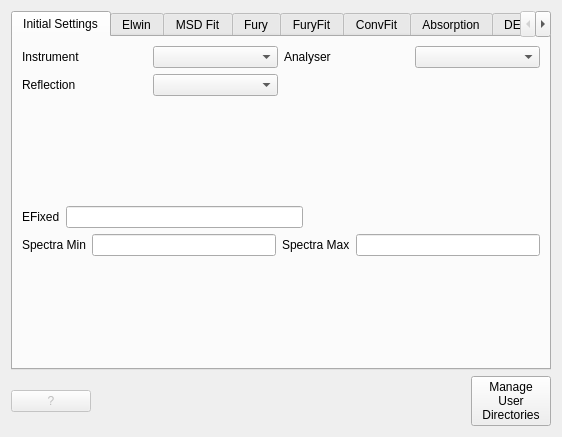
This is Code/qtiplot/MantidQt/CustomInterfaces/inc/indirectAnalysis.ui in mantidproject/mantid as Qt 5 draws it before an edit. The edited form follows.
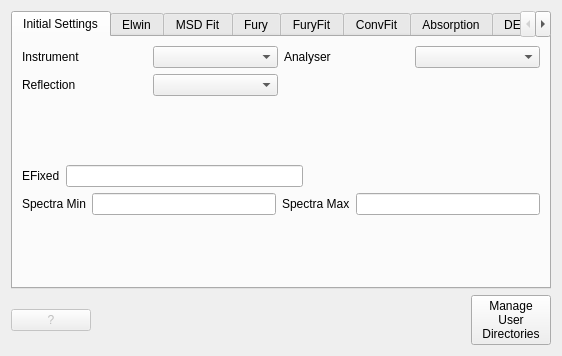
This is the edited form. Custom widgets are drawn as their Qt base class.

Commit message: re #1611 - make use of new RangeSelector class in the FuryFit tab of indirectAnalysis ui.

```diff
--- a/Code/qtiplot/MantidQt/CustomInterfaces/inc/indirectAnalysis.ui
+++ b/Code/qtiplot/MantidQt/CustomInterfaces/inc/indirectAnalysis.ui
@@ -6,7 +6,7 @@
     <x>0</x>
     <y>0</y>
     <width>562</width>
-    <height>437</height>
+    <height>356</height>
    </rect>
   </property>
   <property name="windowTitle" >
```
Left out of the diff: 2 changed lines with no effect on the pictures. The commit also changes 2 other files.
